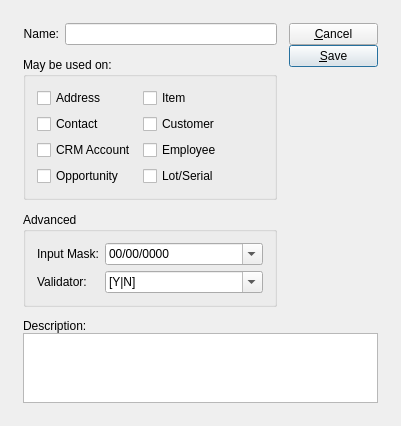
This is xtuple/trunk/guiclient/characteristic.ui in WooodHead/xtuple as Qt 5 draws it before an edit. The edited form follows.
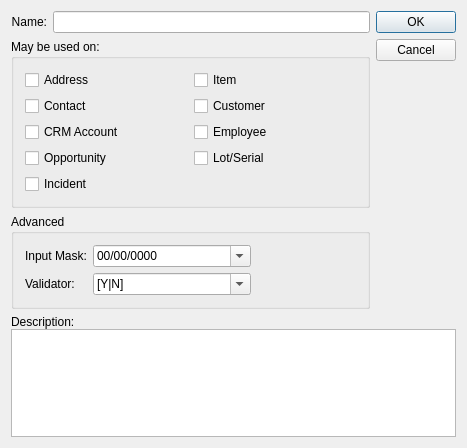
This is the edited form. Custom widgets are drawn as their Qt base class.

Commit message: issue #11348:  Add client side changes to support incident characteristics.

```diff
--- a/xtuple/trunk/guiclient/characteristic.ui
+++ b/xtuple/trunk/guiclient/characteristic.ui
@@ -13,22 +13,14 @@
    <rect>
     <x>0</x>
     <y>0</y>
-    <width>400</width>
-    <height>400</height>
+    <width>467</width>
+    <height>448</height>
    </rect>
   </property>
   <property name="windowTitle">
    <string>Characteristic</string>
   </property>
-  <layout class="QGridLayout" name="gridLayout_5">
-   <item row="0" column="0">
     <layout class="QGridLayout" name="gridLayout_4">
-     <property name="margin">
-      <number>12</number>
-     </property>
-     <property name="spacing">
-      <number>12</number>
-     </property>
      <item row="0" column="0">
       <layout class="QHBoxLayout">
        <item>
@@ -49,48 +41,15 @@
        </item>
       </layout>
      </item>
-     <item row="0" column="1" rowspan="3">
-      <layout class="QVBoxLayout">
-       <property name="spacing">
-        <number>0</number>
-       </property>
-       <item>
-        <widget class="QPushButton" name="_close">
-         <property name="text">
-          <string>&amp;Cancel</string>
-         </property>
-        </widget>
-       </item>
-       <item>
-        <widget class="QPushButton" name="_save">
-         <property name="text">
-          <string>&amp;Save</string>
-         </property>
-         <property name="autoDefault">
-          <bool>true</bool>
-         </property>
-         <property name="default">
-          <bool>true</bool>
-         </property>
-        </widget>
-       </item>
-       <item>
-        <spacer>
+   <item row="0" column="1" rowspan="2">
+    <widget class="QDialogButtonBox" name="_buttonBox">
          <property name="orientation">
           <enum>Qt::Vertical</enum>
          </property>
-         <property name="sizeType">
-          <enum>QSizePolicy::Expanding</enum>
-         </property>
-         <property name="sizeHint" stdset="0">
-          <size>
-           <width>89</width>
-           <height>132</height>
-          </size>
-         </property>
-        </spacer>
-       </item>
-      </layout>
+     <property name="standardButtons">
+      <set>QDialogButtonBox::Cancel|QDialogButtonBox::Ok</set>
+     </property>
+    </widget>
      </item>
      <item row="1" column="0">
       <widget class="QGroupBox" name="_useGroup">
@@ -105,19 +64,6 @@
           </property>
          </widget>
         </item>
-        <item row="2" column="3">
-         <spacer name="horizontalSpacer_2">
-          <property name="orientation">
-           <enum>Qt::Horizontal</enum>
-          </property>
-          <property name="sizeHint" stdset="0">
-           <size>
-            <width>0</width>
-            <height>20</height>
-           </size>
-          </property>
-         </spacer>
-        </item>
         <item row="0" column="0">
          <widget class="QCheckBox" name="_addresses">
           <property name="text">
@@ -167,6 +113,13 @@
           </property>
          </widget>
         </item>
+      <item row="6" column="0">
+       <widget class="QCheckBox" name="_incidents">
+        <property name="text">
+         <string>Incident</string>
+        </property>
+       </widget>
+      </item>
        </layout>
       </widget>
      </item>
@@ -300,8 +253,6 @@
       </layout>
      </item>
     </layout>
-   </item>
-  </layout>
  </widget>
  <layoutdefault spacing="6" margin="11"/>
  <pixmapfunction>qPixmapFromMimeSource</pixmapfunction>
```
Left out of the diff: 26 changed lines with no effect on the pictures. Lines whose indentation alone changed are shown as unchanged. The commit also changes 5 other files.
